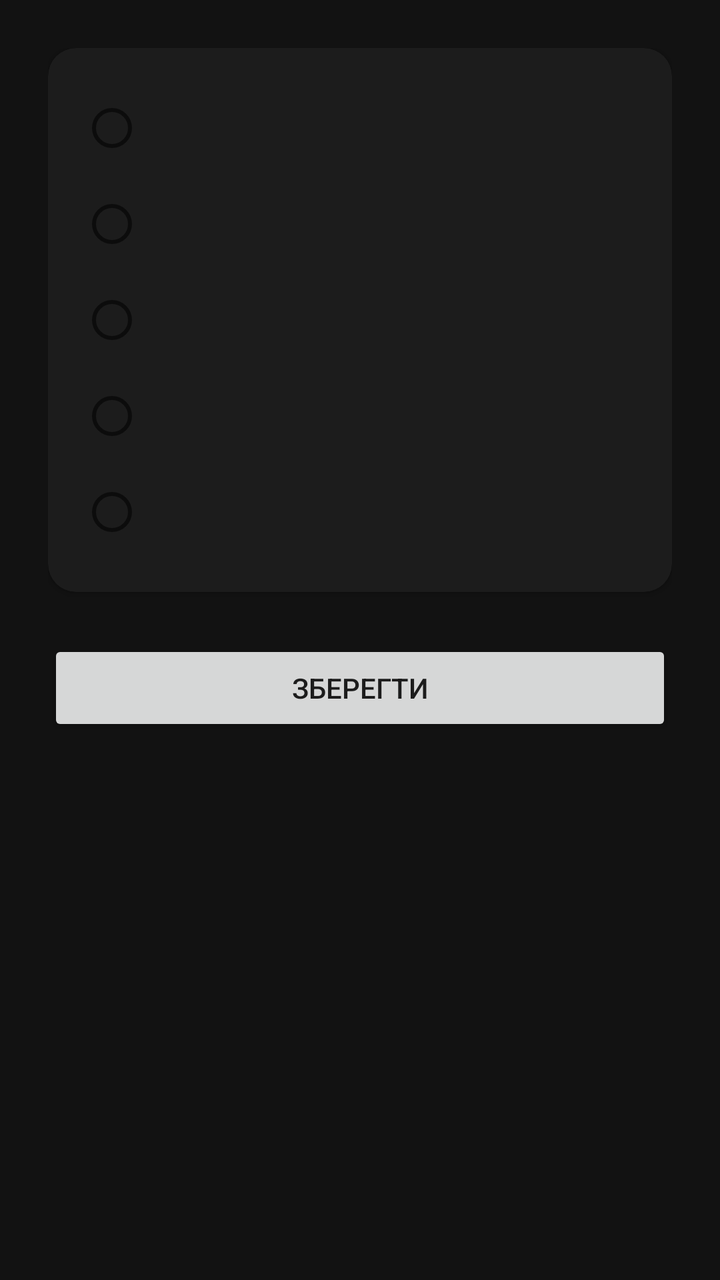
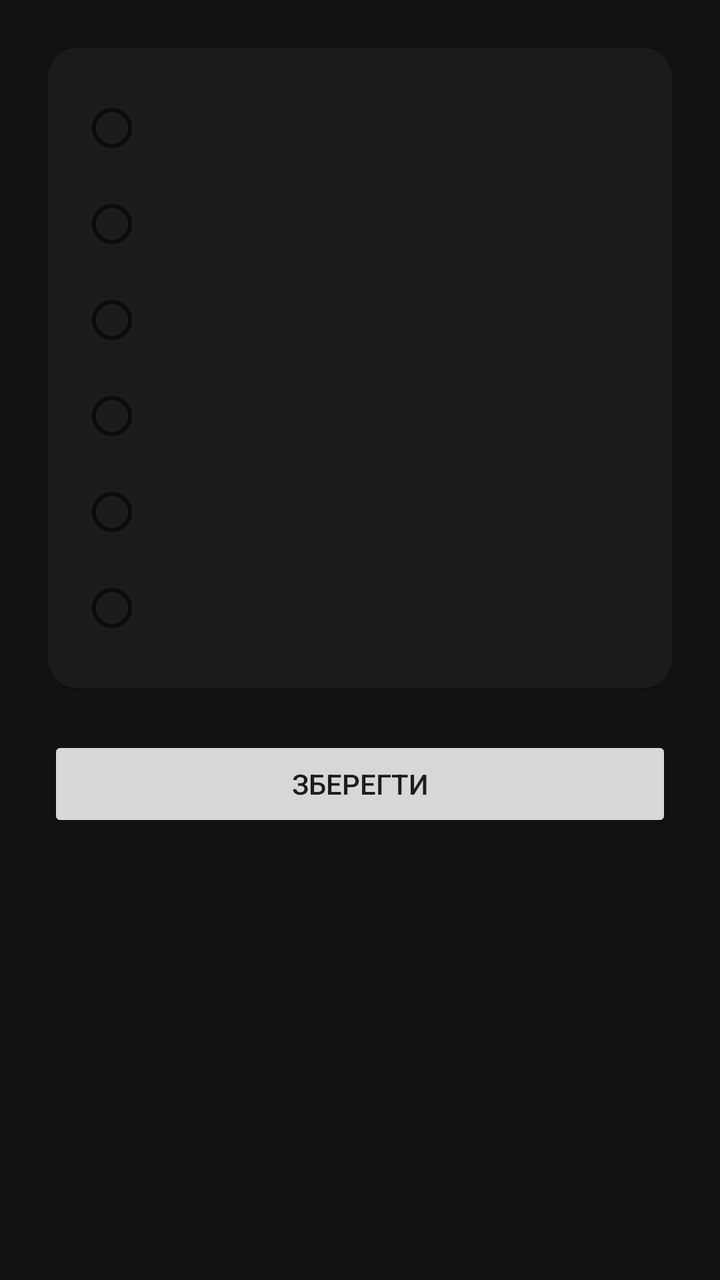

The first picture is an Android layout as it rendered before a commit; the second is the same layout after the commit. The layout source and the unified diff follow.
<!-- AndroidManifest.xml: application theme Theme.LedRemote -->
<!-- res/layout/activity_led_config.xml -->
<?xml version="1.0" encoding="utf-8"?>
<ScrollView xmlns:android="http://schemas.android.com/apk/res/android"
    android:layout_width="match_parent"
    android:layout_height="match_parent"
    android:background="@color/background">

    <LinearLayout
        android:layout_width="match_parent"
        android:layout_height="wrap_content"
        android:orientation="vertical"
        android:padding="24dp">

        <com.google.android.material.card.MaterialCardView
            style="@style/SectionCard">

            <RadioGroup
                android:id="@+id/radioGroupMode"
                android:layout_width="match_parent"
                android:layout_height="wrap_content"
                android:orientation="vertical"
                android:padding="16dp">

                <RadioButton android:id="@+id/radioOff" style="@style/ModeRadio" />
                <RadioButton android:id="@+id/radioOn" style="@style/ModeRadio" />
                <RadioButton android:id="@+id/radioAppActive" style="@style/ModeRadio" />
                <RadioButton android:id="@+id/radioScript" style="@style/ModeRadio" />
                <RadioButton android:id="@+id/radioTime" style="@style/ModeRadio" />
            </RadioGroup>
        </com.google.android.material.card.MaterialCardView>

        <com.google.android.material.card.MaterialCardView
            android:id="@+id/groupApps"
            style="@style/SectionCard"
            android:visibility="gone">

            <LinearLayout
                android:layout_width="match_parent"
                android:layout_height="wrap_content"
                android:orientation="vertical"
                android:padding="16dp">

                <TextView
                    style="@style/SectionLabel"
                    android:text="@string/select_apps_hint" />

                <TextView
                    android:id="@+id/txtSelectedAppsSummary"
                    android:layout_width="match_parent"
                    android:layout_height="wrap_content"
                    android:textSize="15sp"
                    android:layout_marginBottom="12dp" />

                <Button
                    android:id="@+id/btnSelectApps"
                    android:layout_width="wrap_content"
                    android:layout_height="wrap_content"
                    android:text="@string/select_apps_button" />
            </LinearLayout>
        </com.google.android.material.card.MaterialCardView>

        <com.google.android.material.card.MaterialCardView
            android:id="@+id/groupScript"
            style="@style/SectionCard"
            android:visibility="gone">

            <LinearLayout
                android:layout_width="match_parent"
                android:layout_height="wrap_content"
                android:orientation="vertical"
                android:padding="16dp">

                <TextView
                    style="@style/SectionLabel"
                    android:text="@string/custom_script_hint" />

                <EditText
                    android:id="@+id/editScript"
                    android:layout_width="match_parent"
                    android:layout_height="wrap_content"
                    android:minLines="2"
                    android:gravity="top|start"
                    android:inputType="textMultiLine"
                    android:fontFamily="monospace"
                    android:textSize="13sp"
                    android:hint="@string/custom_script_placeholder"
                    android:background="@drawable/edit_bg"
                    android:padding="12dp" />
            </LinearLayout>
        </com.google.android.material.card.MaterialCardView>

        <com.google.android.material.card.MaterialCardView
            android:id="@+id/groupTime"
            style="@style/SectionCard"
            android:visibility="gone">

            <LinearLayout
                android:layout_width="match_parent"
                android:layout_height="wrap_content"
                android:orientation="vertical"
                android:padding="16dp">

                <TextView style="@style/SectionLabel" android:text="@string/time_from" />
                <TimePicker
                    android:id="@+id/timeFrom"
                    android:layout_width="wrap_content"
                    android:layout_height="wrap_content" />

                <TextView
                    style="@style/SectionLabel"
                    android:layout_marginTop="12dp"
                    android:text="@string/time_to" />
                <TimePicker
                    android:id="@+id/timeTo"
                    android:layout_width="wrap_content"
                    android:layout_height="wrap_content" />
            </LinearLayout>
        </com.google.android.material.card.MaterialCardView>

        <Button
            android:id="@+id/btnSave"
            android:layout_width="match_parent"
            android:layout_height="wrap_content"
            android:layout_marginTop="8dp"
            android:text="@string/save" />

    </LinearLayout>
</ScrollView>
<!-- resources referenced by this layout -->
<resources>
  <color name="background">#121212</color>
  <!-- drawable edit_bg (drawable) -->
  <?xml version="1.0" encoding="utf-8"?>
  <shape xmlns:android="http://schemas.android.com/apk/res/android" android:shape="rectangle">
      <solid android:color="#1E1E1E" />
      <corners android:radius="8dp" />
      <stroke android:width="1dp" android:color="#3A3A3A" />
  </shape>
  <string name="custom_script_hint">Свій скрипт для цього LED (виконується з root). Код завершення 0 = увімкнути, будь-який інший = вимкнути.</string>
  <string name="custom_script_placeholder">наприклад: ping -c1 -W1 8.8.8.8</string>
  <string name="save">Зберегти</string>
  <string name="select_apps_button">Обрати</string>
  <string name="select_apps_hint">Оберіть одну або кілька програм:</string>
  <string name="time_from">Від:</string>
  <string name="time_to">До:</string>
  <style name="ModeRadio">
          <item name="android:layout_width">match_parent</item>
          <item name="android:layout_height">wrap_content</item>
          <item name="android:textSize">16sp</item>
          <item name="android:paddingTop">8dp</item>
          <item name="android:paddingBottom">8dp</item>
      </style>
  <style name="SectionCard" parent="Widget.MaterialComponents.CardView">
          <item name="android:layout_width">match_parent</item>
          <item name="android:layout_height">wrap_content</item>
          <item name="android:layout_marginBottom">16dp</item>
          <item name="cardCornerRadius">14dp</item>
          <item name="cardElevation">2dp</item>
          <item name="cardBackgroundColor">@color/card_bg</item>
      </style>
  <style name="SectionLabel">
          <item name="android:layout_width">wrap_content</item>
          <item name="android:layout_height">wrap_content</item>
          <item name="android:textSize">13sp</item>
          <item name="android:alpha">0.75</item>
          <item name="android:layout_marginBottom">8dp</item>
      </style>
  <style name="Theme.LedRemote" parent="Theme.MaterialComponents.DayNight.NoActionBar">
          <item name="colorPrimary">@color/primary</item>
          <item name="colorPrimaryDark">@color/primary_dark</item>
          <item name="colorAccent">@color/accent</item>
          <item name="android:windowBackground">@color/background</item>
      </style>
  <color name="card_bg">#1C1C1C</color>
  <color name="primary">#1565C0</color>
  <color name="primary_dark">#0D47A1</color>
  <color name="accent">#FF7043</color>
</resources>

<!-- the commit's change to res/layout/activity_led_config.xml (unified diff, before → after) -->
@@ -23,6 +23,7 @@
                 <RadioButton android:id="@+id/radioOff" style="@style/ModeRadio" />
                 <RadioButton android:id="@+id/radioOn" style="@style/ModeRadio" />
                 <RadioButton android:id="@+id/radioAppActive" style="@style/ModeRadio" />
+                <RadioButton android:id="@+id/radioCondition" style="@style/ModeRadio" />
                 <RadioButton android:id="@+id/radioScript" style="@style/ModeRadio" />
                 <RadioButton android:id="@+id/radioTime" style="@style/ModeRadio" />
             </RadioGroup>
@@ -59,6 +60,34 @@
         </com.google.android.material.card.MaterialCardView>
 
         <com.google.android.material.card.MaterialCardView
+            android:id="@+id/groupCondition"
+            style="@style/SectionCard"
+            android:visibility="gone">
+
+            <LinearLayout
+                android:layout_width="match_parent"
+                android:layout_height="wrap_content"
+                android:orientation="vertical"
+                android:padding="16dp">
+
+                <TextView
+                    style="@style/SectionLabel"
+                    android:text="@string/condition_hint" />
+
+                <RadioGroup
+                    android:id="@+id/radioGroupCondition"
+                    android:layout_width="match_parent"
+                    android:layout_height="wrap_content"
+                    android:orientation="vertical">
+
+                    <RadioButton android:id="@+id/radioConditionInternet" style="@style/ModeRadio" />
+                    <RadioButton android:id="@+id/radioConditionStorage" style="@style/ModeRadio" />
+                    <RadioButton android:id="@+id/radioConditionLauncher" style="@style/ModeRadio" />
+                </RadioGroup>
+            </LinearLayout>
+        </com.google.android.material.card.MaterialCardView>
+
+        <com.google.android.material.card.MaterialCardView
             android:id="@+id/groupScript"
             style="@style/SectionCard"
             android:visibility="gone">
@@ -85,6 +114,18 @@
                     android:hint="@string/custom_script_placeholder"
                     android:background="@drawable/edit_bg"
                     android:padding="12dp" />
+
+                <Button
+                    android:id="@+id/btnCheckScriptNow"
+                    android:layout_width="wrap_content"
+                    android:layout_height="wrap_content"
+                    android:layout_marginTop="10dp"
+                    android:text="@string/check_script_now" />
+
+                <TextView
+                    style="@style/SectionLabel"
+                    android:layout_marginTop="6dp"
+                    android:text="@string/script_not_polled_hint" />
             </LinearLayout>
         </com.google.android.material.card.MaterialCardView>
 
<!-- resource entries referenced after the edit -->
@@ -8,9 +8,12 @@
       <corners android:radius="8dp" />
       <stroke android:width="1dp" android:color="#3A3A3A" />
   </shape>
-  <string name="custom_script_hint">Свій скрипт для цього LED (виконується з root). Код завершення 0 = увімкнути, будь-який інший = вимкнути.</string>
+  <string name="check_script_now">Перевірити зараз</string>
+  <string name="condition_hint">Перевіряється кожні ~5с БЕЗ root — реагує миттєво на реальні події (напр. підключення SD-картки).</string>
+  <string name="custom_script_hint">Для всього іншого, що не покриває "Вбудована умова" — свій скрипт (виконується з root). Код завершення 0 = увімкнути, будь-який інший = вимкнути.</string>
   <string name="custom_script_placeholder">наприклад: ping -c1 -W1 8.8.8.8</string>
   <string name="save">Зберегти</string>
+  <string name="script_not_polled_hint">Скрипт НЕ виконується постійно у фоні — лише один раз при збереженні та після реального перезапуску приставки. Для негайної перевірки натисніть кнопку вище.</string>
   <string name="select_apps_button">Обрати</string>
   <string name="select_apps_hint">Оберіть одну або кілька програм:</string>
   <string name="time_from">Від:</string>
